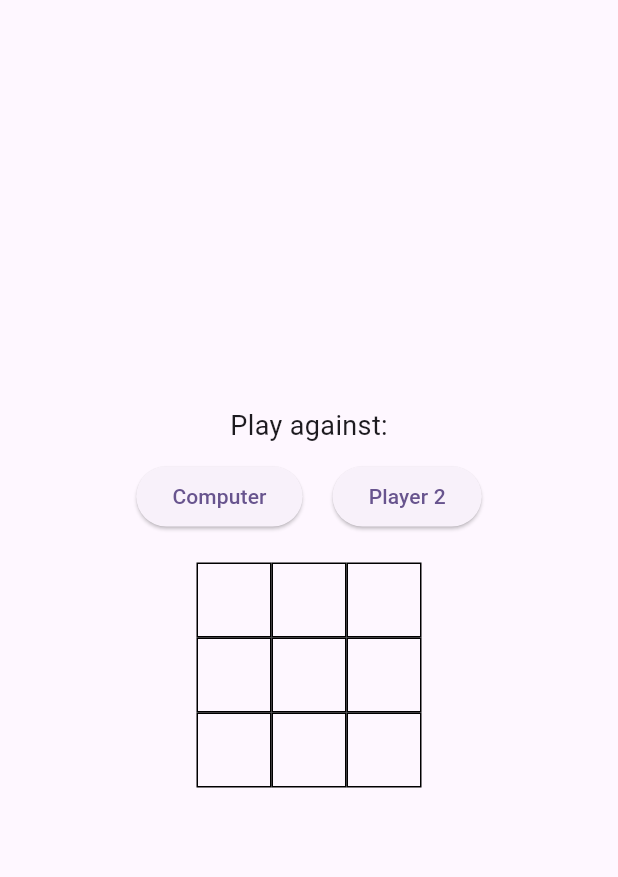
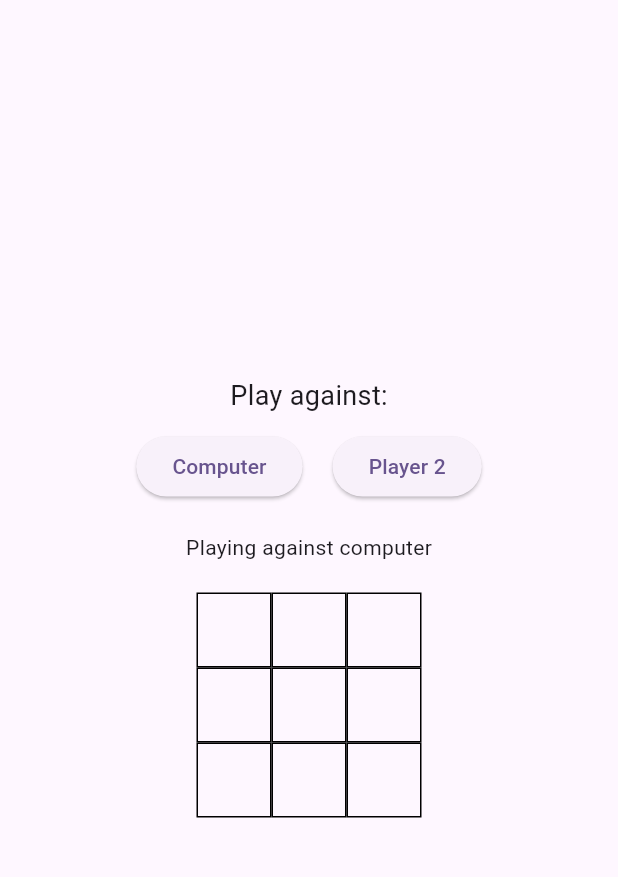
Before and after one commit to reddypremteja/tic_tac_toe, a Flutter app: the screen it shows after launch, on a phone screen of 412 x 824 dp, the part 63-940 px from its top. Run offline on Flutter 3.47's test engine with Material 3 defaults, Android fonts, the phone set to English and light mode, and no system bars; our stand-ins replace shared_preferences.

Commit message:
First commit

```diff
--- a/lib/home_page.dart
+++ b/lib/home_page.dart
@@ -6,7 +6,7 @@ class TicTacToeScreen extends StatefulWidget {
   const TicTacToeScreen({super.key});
 
   @override
-  _TicTacToeScreenState createState() => _TicTacToeScreenState();
+  State<TicTacToeScreen> createState() => _TicTacToeScreenState();
 }
 
 class _TicTacToeScreenState extends State<TicTacToeScreen> {
@@ -28,17 +28,17 @@ class _TicTacToeScreenState extends State<TicTacToeScreen> {
   Widget build(BuildContext context) {
     return Scaffold(
       appBar: AppBar(
-        title: Text('Tic Tac Toe'),
+        title: const Text('Tic Tac Toe'),
       ),
       body: Center(
         child: Column(
           mainAxisAlignment: MainAxisAlignment.center,
           children: [
-            Text(
+            const Text(
               'Play against:',
               style: TextStyle(fontSize: 18),
             ),
-            SizedBox(height: 10),
+            const SizedBox(height: 10),
             Row(
               mainAxisAlignment: MainAxisAlignment.center,
               children: [
@@ -49,9 +49,9 @@ class _TicTacToeScreenState extends State<TicTacToeScreen> {
                       resetGame();
                     });
                   },
-                  child: Text('Computer'),
+                  child: const Text('Computer'),
                 ),
-                SizedBox(width: 20),
+                const SizedBox(width: 20),
                 ElevatedButton(
                   onPressed: () {
                     setState(() {
@@ -59,11 +59,15 @@ class _TicTacToeScreenState extends State<TicTacToeScreen> {
                       resetGame();
                     });
                   },
-                  child: Text('Player 2'),
+                  child: const Text('Player 2'),
                 ),
               ],
             ),
-            SizedBox(height: 20),
+            const SizedBox(height: 20),
+            Text((againstComputer == true)
+                ? "Playing against computer"
+                : "Playing with Player 2"),
+            const SizedBox(height: 20),
             for (int i = 0; i < 3; i++)
               Row(
                 mainAxisAlignment: MainAxisAlignment.center,
@@ -86,7 +90,7 @@ class _TicTacToeScreenState extends State<TicTacToeScreen> {
                         child: Center(
                           child: Text(
                             board[i][j],
-                            style: TextStyle(fontSize: 24),
+                            style: const TextStyle(fontSize: 24),
                           ),
                         ),
                       ),
@@ -164,14 +168,14 @@ class _TicTacToeScreenState extends State<TicTacToeScreen> {
       context: context,
       builder: (BuildContext context) {
         return AlertDialog(
-          title: Text('Game Over'),
+          title: const Text('Game Over'),
           content: Text('$winner wins!'),
           actions: [
             TextButton(
               onPressed: () {
                 Navigator.of(context).pop();
               },
-              child: Text('OK'),
+              child: const Text('OK'),
             ),
           ],
         );
```
